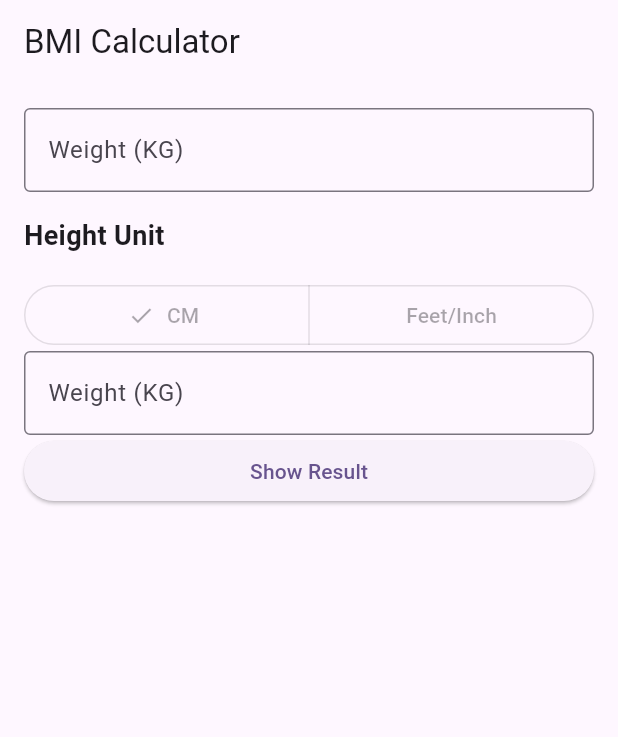
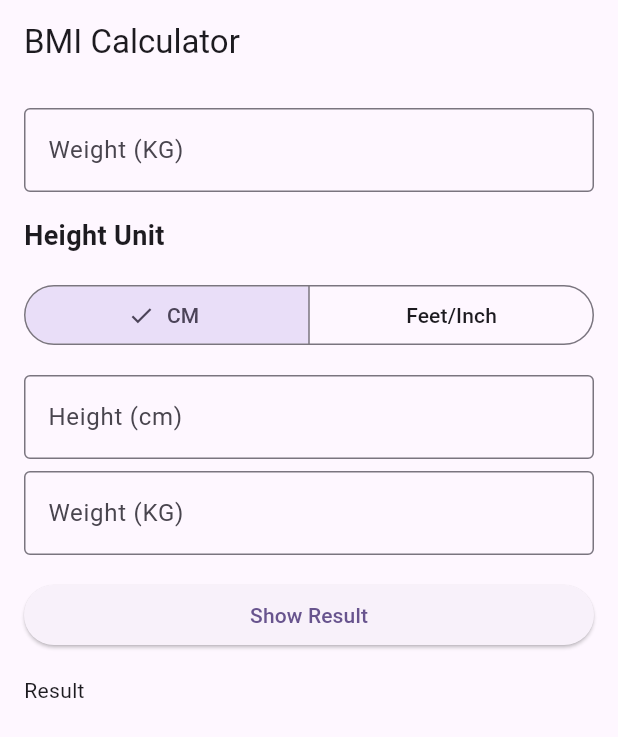
Before and after one commit to Waliza21/bmi, a Flutter app: the screen it shows after launch, on a phone screen of 412 x 824 dp. Shown: the top 737 px of the screen. Run offline on Flutter 3.47's test engine with Material 3 defaults, Android fonts, the phone set to English and light mode, and no system bars.

Commit message:
UI and Unit Conversion

```diff
--- a/lib/home_screen.dart
+++ b/lib/home_screen.dart
@@ -11,6 +11,52 @@ class HomeScreen extends StatefulWidget {
 
 class _HomeScreenState extends State<HomeScreen> {
   HeightType heightType = HeightType.cm;
+
+  final weightCtr = TextEditingController();
+  final cmCtr = TextEditingController();
+  final feetCtr = TextEditingController();
+  final inchCtr = TextEditingController();
+
+  //1m = 100 cm
+  double? cmToM() {
+    final cm = double.tryParse(cmCtr.text.trim());
+    if (cm == null || cm <= 0) return null;
+
+    return cm / 100.0;
+  }
+
+  //1 inch= 0.0254m
+  double? feetInchToM() {
+    final feet = double.tryParse(feetCtr.text.trim());
+    final inch = double.tryParse(inchCtr.text.trim());
+    if (feet == null || feet <= 0 || inch == null || inch <= 0) {
+      ScaffoldMessenger.of(
+        context,
+      ).showSnackBar(SnackBar(content: Text('Invalid Value')));
+      return null;
+    }
+    final totalInch = feet * 12 + inch;
+    if (totalInch <= 0) {
+      ScaffoldMessenger.of(
+        context,
+      ).showSnackBar(SnackBar(content: Text('Invalid Value')));
+      return null;
+    }
+    return totalInch * 0.0254;
+  }
+
+  void _calculate() {
+    final weight = double.tryParse(weightCtr.text.trim());
+  }
+
+  @override
+  void dispose() {
+    weightCtr.dispose();
+    cmCtr.dispose();
+    feetCtr.dispose();
+    inchCtr.dispose();
+  }
+
   @override
   Widget build(BuildContext context) {
     return Scaffold(
@@ -44,14 +90,55 @@ class _HomeScreenState extends State<HomeScreen> {
               ),
             ],
             selected: {heightType},
+            onSelectionChanged:
+                (value) => setState(() => heightType = value.first),
           ),
+          if (heightType == HeightType.cm) ...[
+            const SizedBox(height: 16),
+            TextFormField(
+              decoration: InputDecoration(
+                labelText: 'Height (cm)',
+                border: OutlineInputBorder(),
+              ),
+            ),
+          ] else ...[
+            const SizedBox(height: 8),
+            Row(
+              children: [
+                Expanded(
+                  child: TextFormField(
+                    decoration: InputDecoration(
+                      labelText: "Feet(')",
+                      border: OutlineInputBorder(),
+                    ),
+                  ),
+                ),
+                const SizedBox(width: 16),
+                Expanded(
+                  child: TextFormField(
+                    decoration: InputDecoration(
+                      labelText: 'Inch (")',
+                      border: OutlineInputBorder(),
+                    ),
+                  ),
+                ),
+              ],
+            ),
+          ],
+          const SizedBox(height: 8),
+
           TextFormField(
             decoration: InputDecoration(
               labelText: 'Weight (KG)',
               border: OutlineInputBorder(),
             ),
           ),
+          const SizedBox(height: 16),
+
           ElevatedButton(onPressed: () {}, child: Text('Show Result')),
+          const SizedBox(height: 16),
+          Text('Result'),
+          const SizedBox(height: 16),
         ],
       ),
     );
```
